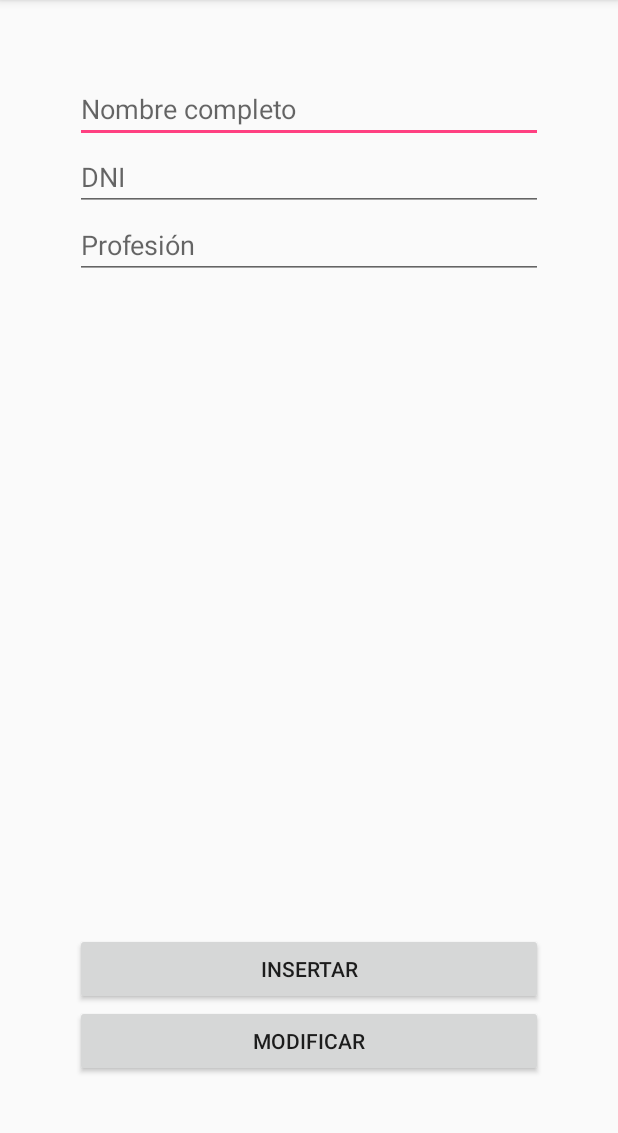
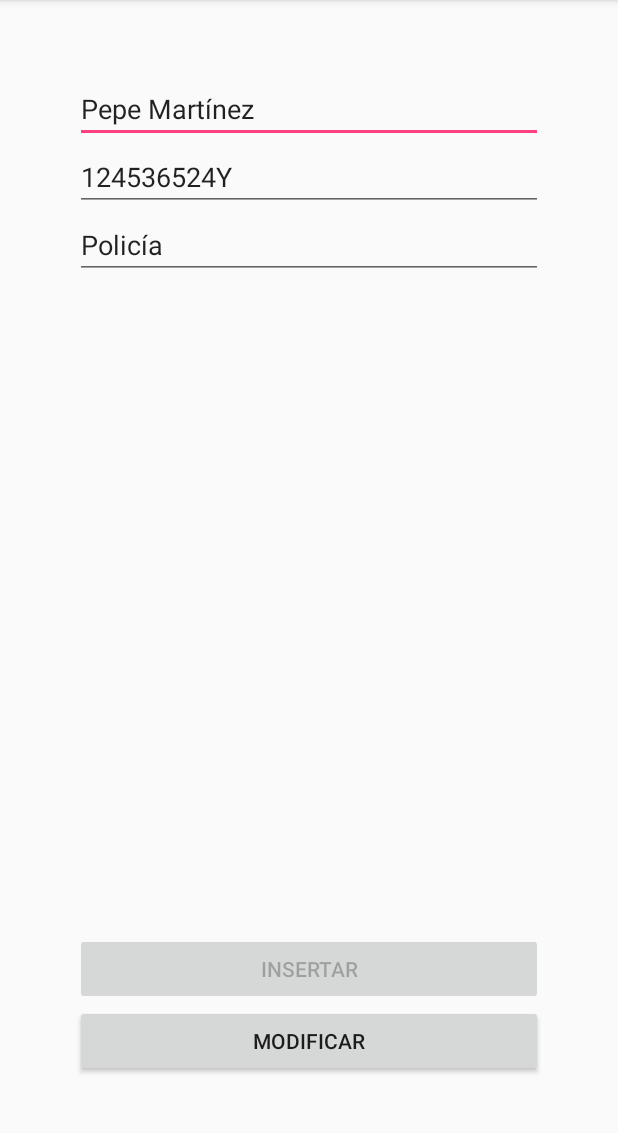
Before and after one commit to javatandroid/U4FirebaseDNI, an Android app: the screen it shows after launch (FormularioActivity), after a tap on "Pepe Martínez", on a phone screen of 412 x 824 dp, the part 84-1217 px from its top. Run offline under Robolectric (Android 15) with nearby library versions, the phone set to English and light mode, and no system bars.

```diff
--- a/app/src/main/java/com/example/u4firebasedni/FormularioActivity.java
+++ b/app/src/main/java/com/example/u4firebasedni/FormularioActivity.java
@@ -3,13 +3,40 @@ package com.example.u4firebasedni;
 import android.support.v7.app.AppCompatActivity;
 import android.os.Bundle;
 import android.view.View;
+import android.widget.Button;
+import android.widget.EditText;
 
 public class FormularioActivity extends AppCompatActivity {
+
+    EditText etNombre, etDNI, etProfesion;
+    Button btnInsertar, btnModificar;
 
     @Override
     protected void onCreate(Bundle savedInstanceState) {
         super.onCreate(savedInstanceState);
         setContentView(R.layout.activity_formulario);
+
+        etNombre=(EditText)findViewById(R.id.etFormNombre);
+        etDNI=(EditText)findViewById(R.id.etFormDNI);
+        etProfesion=(EditText)findViewById(R.id.etFormProfesion);
+        btnInsertar=(Button)findViewById(R.id.botonInsertar);
+        btnModificar=(Button)findViewById(R.id.botonModificar);
+
+        Bundle b = getIntent().getExtras();
+        if (b!=null){
+
+            btnInsertar.setEnabled(false);
+
+            String nombre=b.getString(MainActivity.EXTRA_NOMBRE);
+            String dni=b.getString(MainActivity.EXTRA_DNI);
+            String profesion=b.getString(MainActivity.EXTRA_PROFESION);
+
+            etNombre.setText(nombre);
+            etDNI.setText(dni);
+            etProfesion.setText(profesion);
+        }else{
+            btnModificar.setEnabled(false);
+        }
 
     }
 
--- a/app/src/main/java/com/example/u4firebasedni/MainActivity.java
+++ b/app/src/main/java/com/example/u4firebasedni/MainActivity.java
@@ -11,6 +11,10 @@ import android.widget.ListView;
 import java.util.ArrayList;
 
 public class MainActivity extends AppCompatActivity {
+
+    static final String EXTRA_NOMBRE = "NOMBRE";
+    static final String EXTRA_DNI = "DNI";
+    static final String EXTRA_PROFESION = "PROFESION";
 
     ListView lvempleados;
     ArrayList<CEmpleado> lista_empleados = new ArrayList<CEmpleado>();
@@ -27,7 +31,16 @@ public class MainActivity extends AppCompatActivity {
         lvempleados.setOnItemClickListener(new AdapterView.OnItemClickListener() {
             @Override
             public void onItemClick(AdapterView<?> parent, View view, int position, long id) {
+                CEmpleado empleado = ((CEmpleado)parent.getItemAtPosition(position));
+                String nombre=empleado.getNombre().toString();
+                String dni=empleado.getDni().toString();
+                String profesion=empleado.getProfesion().toString();
+
                 Intent i=new Intent (getApplicationContext(),FormularioActivity.class);
+                i.putExtra(EXTRA_NOMBRE, nombre);
+                i.putExtra(EXTRA_DNI, dni);
+                i.putExtra(EXTRA_PROFESION, profesion);
+
                 startActivity(i);
             }
         });
@@ -54,6 +67,7 @@ public class MainActivity extends AppCompatActivity {
         dialogo.show(fragmentManager, "dialogEliminar");
     }
 
+
     public void cargarDatos (){
         lista_empleados.add(new CEmpleado("Pepe Martínez", 124536524+"Y", "Policía"));
         lista_empleados.add(new CEmpleado("María Perez", 23554123+"M", "Médica"));
```
